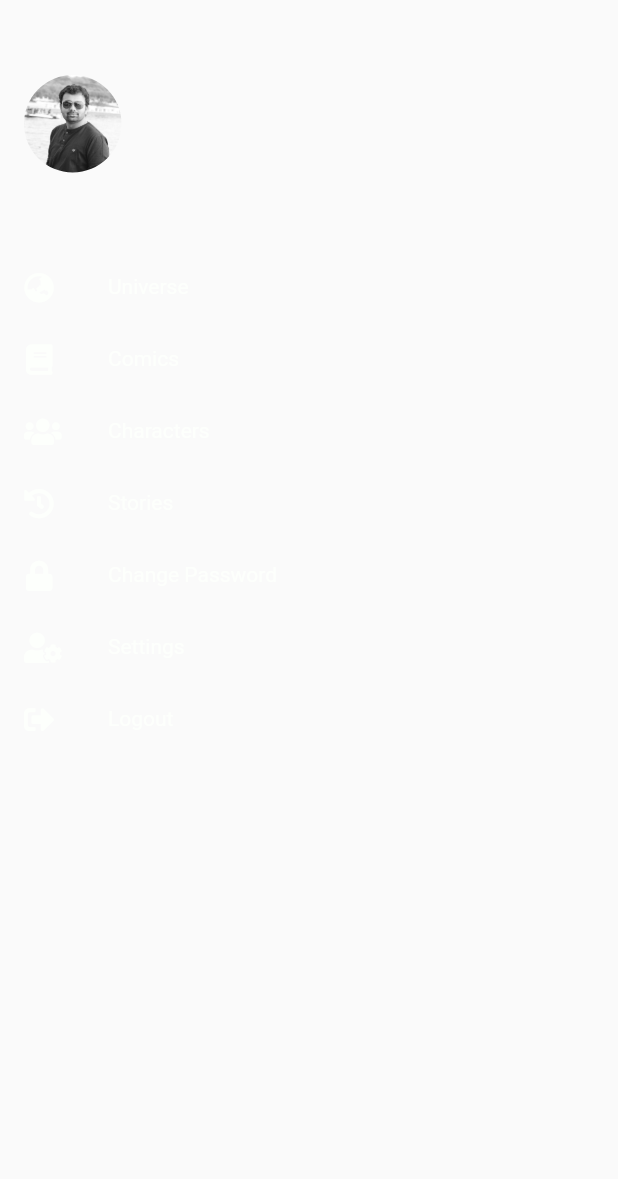
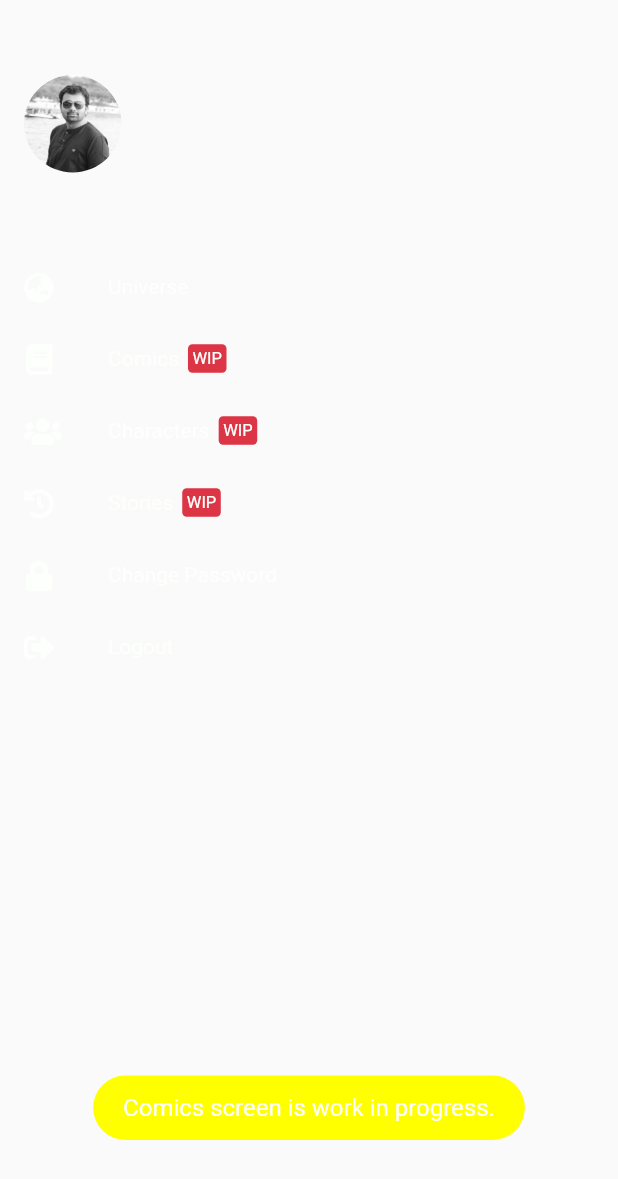
Before and after one commit to khuntsr/marvel-comics-flutter, a Flutter app: the ASide widget shown alone on an empty page, opened directly with empty values, after a tap on "Comics", on a phone screen of 412 x 824 dp. Shown: the top 1179 px of the screen. Run offline on Flutter 3.47's test engine with Material 2 defaults, Android fonts, the phone set to English and light mode, and no system bars; our stand-ins replace appwrite, fluttericon, fluttertoast, google_fonts, liquid_progress_indicator, shared_preferences and 3 more; missing offline and left inert: shrink_sidemenu; accounts and stored records are empty; network calls fail.

Commit message:
minor fixes updated

```diff
--- a/app/lib/helpers/session.dart
+++ b/app/lib/helpers/session.dart
@@ -28,7 +28,7 @@ Future<SessionVm?> GetSession() async {
 Future<int> IsPermissionGranted() async {
   var response = 1;
   var curretnSession = await GetSession();
-  if (curretnSession != null && curretnSession.userId != null) {
+  if (curretnSession != null && curretnSession.email != null && curretnSession.userId != null && curretnSession.userId != 'null') {
     response = 2;
   } else {}
   return response;
--- a/app/lib/main.dart
+++ b/app/lib/main.dart
@@ -9,7 +9,6 @@ import 'helpers/session.dart';
 import 'helpers/static-data.dart';
 
 void main() {
-  WidgetsBinding widgetsBinding = WidgetsFlutterBinding.ensureInitialized();
   runApp(const App());
 }
 
--- a/app/lib/routing.dart
+++ b/app/lib/routing.dart
@@ -1,6 +1,7 @@
 import 'package:app/views/auth/login.dart';
 import 'package:app/views/auth/register.dart';
 import 'package:app/views/home/home.dart';
+import 'package:app/views/users/changepassword.dart';
 import 'package:flutter/material.dart';
 
 import 'main.dart';
@@ -17,6 +18,8 @@ class RouteGenerator {
         return MaterialPageRoute(builder: (_) => LoginScreen());
       case '/register':
         return MaterialPageRoute(builder: (_) => RegisterScreen());
+      case '/changepassword':
+        return MaterialPageRoute(builder: (_) => ChangePasswordScreen());
       default:
         return MaterialPageRoute(builder: (_) => HomeScreen());
     }
--- a/app/lib/views/shared/aside.dart
+++ b/app/lib/views/shared/aside.dart
@@ -1,4 +1,5 @@
 import 'package:app/helpers/static-data.dart';
+import 'package:app/helpers/utilities.dart';
 import 'package:flutter/material.dart';
 import 'package:fluttericon/font_awesome5_icons.dart';
 
@@ -26,7 +27,6 @@ Widget ASide(String email, BuildContext context) {
                           borderRadius: BorderRadius.circular(50),
                           child: Image.asset('assets/images/dp.jpg'),
                         ),
-
                       ),
                       SizedBox(height: 16.0),
                       Text(
@@ -47,37 +47,69 @@ Widget ASide(String email, BuildContext context) {
                   dense: true,
                 ),
                 ListTile(
-                  onTap: () {},
+                  onTap: () {
+                    ShowToast('Comics screen is work in progress.');
+                  },
                   leading: Icon(FontAwesome5.book, size: 20.0, color: DefaultColors.baby_white),
-                  title: Text("Comics", style: TextStyle(fontSize: 14)),
+                  title: Row(
+                    children: [
+                      Text("Comics", style: TextStyle(fontSize: 14)),
+                      SizedBox(width: 6),
+                      Container(
+                        padding: EdgeInsets.all(3),
+                        decoration: BoxDecoration(color: DefaultColors.danger, borderRadius: BorderRadius.all(Radius.circular(3))),
+                        child: Text("WIP", style: TextStyle(fontSize: 11)),
+                      ),
+                    ],
+                  ),
                   textColor: DefaultColors.baby_white,
                   dense: true,
                 ),
                 ListTile(
-                  onTap: () {},
+                  onTap: () {
+                    ShowToast('Characters screen is work in progress.');
+                  },
                   leading: Icon(FontAwesome5.users, size: 20.0, color: DefaultColors.baby_white),
-                  title: Text("Characters", style: TextStyle(fontSize: 14)),
+                  title: Row(
+                    children: [
+                      Text("Characters", style: TextStyle(fontSize: 14)),
+                      SizedBox(width: 6),
+                      Container(
+                        padding: EdgeInsets.all(3),
+                        decoration: BoxDecoration(color: DefaultColors.danger, borderRadius: BorderRadius.all(Radius.circular(3))),
+                        child: Text("WIP", style: TextStyle(fontSize: 11)),
+                      ),
+                    ],
+                  ),
                   textColor: DefaultColors.baby_white,
                   dense: true,
                 ),
                 ListTile(
-                  onTap: () {},
+                  onTap: () {
+                    ShowToast('Stories screen is work in progress.');
+                  },
                   leading: Icon(FontAwesome5.history, size: 20.0, color: DefaultColors.baby_white),
-                  title: Text("Stories", style: TextStyle(fontSize: 14)),
+                  title: Row(
+                    children: [
+                      Text("Stories", style: TextStyle(fontSize: 14)),
+                      SizedBox(width: 6),
+                      Container(
+                        padding: EdgeInsets.all(3),
+                        decoration: BoxDecoration(color: DefaultColors.danger, borderRadius: BorderRadius.all(Radius.circular(3))),
+                        child: Text("WIP", style: TextStyle(fontSize: 11)),
+                      ),
+                    ],
+                  ),
                   textColor: DefaultColors.baby_white,
                   dense: true,
                 ),
                 ListTile(
-                  onTap: () {},
+                  onTap: () {
+                    Navigator.pushNamed(context, '/changepassword');
+
+                  },
                   leading: Icon(FontAwesome5.lock, size: 20.0, color: DefaultColors.baby_white),
                   title: Text("Change Password", style: TextStyle(fontSize: 14)),
-                  textColor: DefaultColors.baby_white,
-                  dense: true,
-                ),
-                ListTile(
-                  onTap: () {},
-                  leading: Icon(FontAwesome5.user_cog, size: 20.0, color: DefaultColors.baby_white),
-                  title: Text("Settings", style: TextStyle(fontSize: 14)),
                   textColor: DefaultColors.baby_white,
                   dense: true,
                 ),
--- a/app/pubspec.yaml
+++ b/app/pubspec.yaml
@@ -17,7 +17,7 @@ dependencies:
   flutter_native_splash: ^2.1.6
   shared_preferences: ^2.0.13
   http: ^0.13.4
-  async: ^2.9.0
+  async: ^2.8.1
   flutter_launcher_icons: ^0.9.2
   fluttericon: ^2.0.0
   intl: ^0.17.0
@@ -32,7 +32,8 @@ dependencies:
   shrink_sidemenu: ^2.0.0+2-null-safety
 
 dev_dependencies:
-  flutter_lints: ^1.0.0
+  flutter_test:
+    sdk: flutter
 
 flutter_icons:
   android: "launcher_icon"
```
Also changed, not shown: app/lib/controller/UserController.dart (added, +23 -0 lines), app/lib/views/auth/login.dart (+5 -5 lines), app/lib/views/users/changepassword.dart (added, +143 -0 lines), app/assets/images/app-icon.png, app/assets/images/splash.png, app/pubspec.lock, keystore/readme.txt (added), 43 other files.
